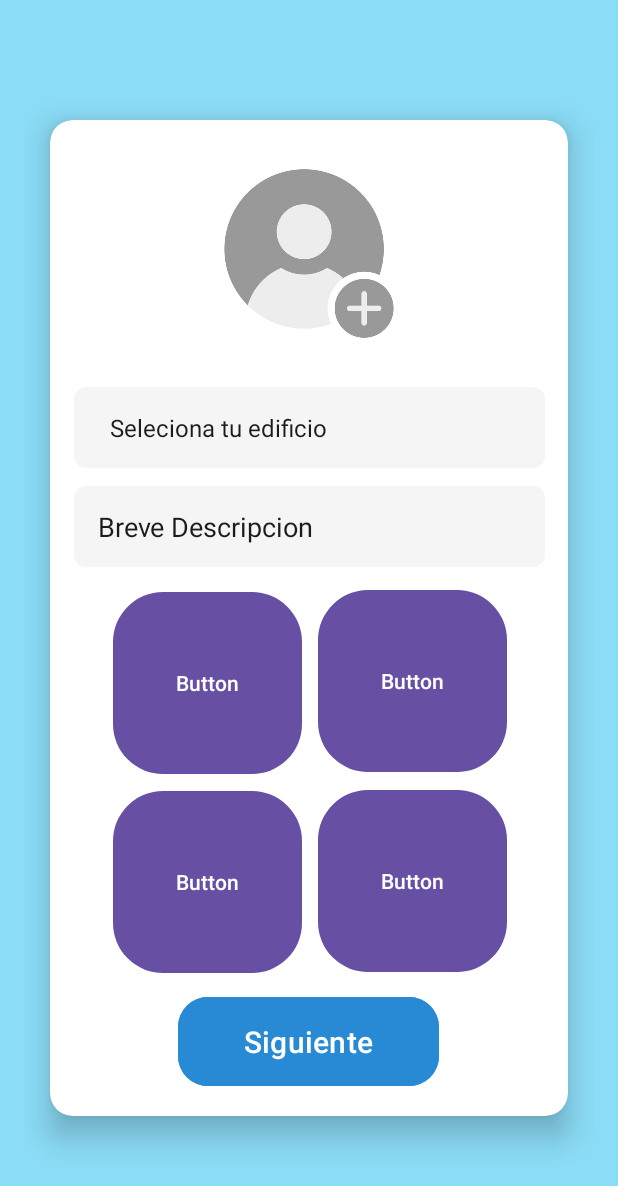
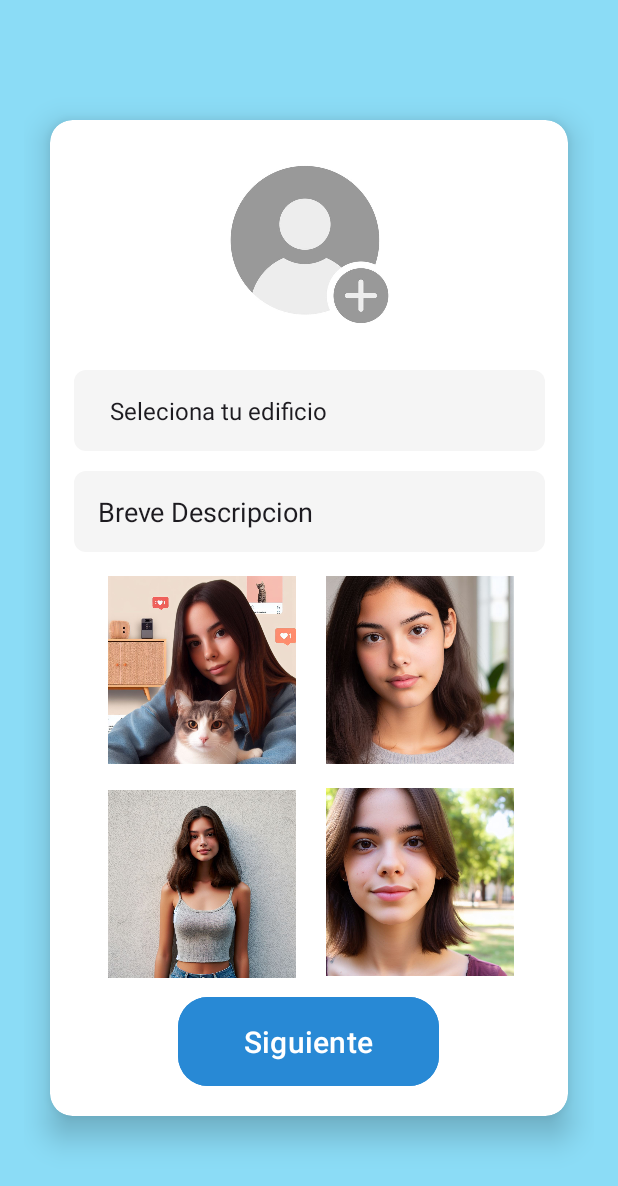
Before and after one commit to sergioGC17/Matchuax, an Android app: the Registro_de_sesion_4 screen opened directly, with no data from a screen before it, on a phone screen of 412 x 824 dp. Shown: the top 1186 px of the screen. Run offline under Robolectric (Android 15) with nearby library versions, the light colour scheme and no system bars.

Commit message:
matchuax

```diff
--- a/MatchuaxApp/app/src/main/res/layout/activity_registro_de_sesion4.xml
+++ b/MatchuaxApp/app/src/main/res/layout/activity_registro_de_sesion4.xml
@@ -53,83 +53,26 @@
                 app:layout_constraintHorizontal_bias="0.516"
                 app:layout_constraintStart_toStartOf="parent"
                 app:layout_constraintTop_toTopOf="parent"
-                app:layout_constraintVertical_bias="0.191" />
+                app:layout_constraintVertical_bias="0.17" />
 
             <ImageView
-                android:id="@+id/registro_fotoperfil"
-                android:layout_width="185dp"
-                android:layout_height="178dp"
+                android:id="@+id/fotoperfil"
+                android:layout_width="187dp"
+                android:layout_height="166dp"
+                android:contentDescription="@string/fotoperfil"
                 app:layout_constraintBottom_toBottomOf="@+id/siguiente"
                 app:layout_constraintEnd_toEndOf="parent"
                 app:layout_constraintStart_toStartOf="parent"
                 app:layout_constraintTop_toTopOf="parent"
                 app:layout_constraintVertical_bias="0.0"
-                app:srcCompat="@drawable/fotoperfil"
-                android:contentDescription="@string/fotoperfil" />
-
-            <Button
-                android:id="@+id/button2"
-                android:layout_width="126dp"
-                android:layout_height="129dp"
-                android:layout_marginStart="8dp"
-                android:text="@string/button"
-                app:cornerRadius="50px"
-                app:layout_constraintBottom_toBottomOf="parent"
-                app:layout_constraintEnd_toEndOf="parent"
-                app:layout_constraintHorizontal_bias="0.808"
-                app:layout_constraintStart_toStartOf="parent"
-                app:layout_constraintTop_toTopOf="parent"
-                app:layout_constraintVertical_bias="0.828" />
-
-            <Button
-                android:id="@+id/button4"
-                android:layout_width="126dp"
-                android:layout_height="129dp"
-                android:layout_marginStart="8dp"
-                android:layout_marginTop="16dp"
-                android:text="@string/button"
-                app:cornerRadius="50px"
-                app:layout_constraintBottom_toBottomOf="parent"
-                app:layout_constraintEnd_toEndOf="parent"
-                app:layout_constraintHorizontal_bias="0.808"
-                app:layout_constraintStart_toStartOf="parent"
-                app:layout_constraintTop_toTopOf="parent"
-                app:layout_constraintVertical_bias="0.566" />
-
-            <Button
-                android:id="@+id/button5"
-                android:layout_width="126dp"
-                android:layout_height="129dp"
-                android:layout_marginTop="16dp"
-                android:layout_marginEnd="8dp"
-                android:text="@string/button"
-                app:cornerRadius="50px"
-                app:layout_constraintBottom_toBottomOf="parent"
-                app:layout_constraintEnd_toEndOf="parent"
-                app:layout_constraintHorizontal_bias="0.2"
-                app:layout_constraintStart_toStartOf="parent"
-                app:layout_constraintTop_toTopOf="parent"
-                app:layout_constraintVertical_bias="0.568" />
-
-            <Button
-                android:id="@+id/button3"
-                android:layout_width="126dp"
-                android:layout_height="129dp"
-                android:layout_marginEnd="8dp"
-                android:text="@string/button"
-                app:cornerRadius="50px"
-                app:layout_constraintBottom_toBottomOf="parent"
-                app:layout_constraintEnd_toEndOf="parent"
-                app:layout_constraintHorizontal_bias="0.2"
-                app:layout_constraintStart_toStartOf="parent"
-                app:layout_constraintTop_toTopOf="parent"
-                app:layout_constraintVertical_bias="0.829" />
+                app:srcCompat="@drawable/fotoperfil" />
 
             <EditText
                 android:id="@+id/Descripcion"
                 android:layout_width="314dp"
                 android:layout_height="54dp"
                 android:layout_marginTop="8dp"
+                android:autofillHints=""
                 android:background="@drawable/fondo_edittext"
                 android:ems="10"
                 android:inputType="text"
@@ -141,8 +84,55 @@
                 app:layout_constraintHorizontal_bias="0.516"
                 app:layout_constraintStart_toStartOf="parent"
                 app:layout_constraintTop_toTopOf="parent"
-                app:layout_constraintVertical_bias="0.392"
-                android:autofillHints="" />
+                app:layout_constraintVertical_bias="0.375" />
+
+            <ImageView
+                android:id="@+id/imageView2"
+                android:layout_width="125dp"
+                android:layout_height="125dp"
+                app:layout_constraintBottom_toBottomOf="parent"
+                app:layout_constraintEnd_toEndOf="parent"
+                app:layout_constraintHorizontal_bias="0.177"
+                app:layout_constraintStart_toStartOf="parent"
+                app:layout_constraintTop_toTopOf="parent"
+                app:layout_constraintVertical_bias="0.564"
+                app:srcCompat="@drawable/paula" />
+
+            <ImageView
+                android:id="@+id/imageView3"
+                android:layout_width="125dp"
+                android:layout_height="125dp"
+                app:layout_constraintBottom_toBottomOf="parent"
+                app:layout_constraintEnd_toEndOf="parent"
+                app:layout_constraintHorizontal_bias="0.836"
+                app:layout_constraintStart_toStartOf="parent"
+                app:layout_constraintTop_toTopOf="parent"
+                app:layout_constraintVertical_bias="0.564"
+                app:srcCompat="@drawable/maria" />
+
+            <ImageView
+                android:id="@+id/imageView4"
+                android:layout_width="125dp"
+                android:layout_height="125dp"
+                app:layout_constraintBottom_toBottomOf="parent"
+                app:layout_constraintEnd_toEndOf="parent"
+                app:layout_constraintHorizontal_bias="0.177"
+                app:layout_constraintStart_toStartOf="parent"
+                app:layout_constraintTop_toTopOf="parent"
+                app:layout_constraintVertical_bias="0.829"
+                app:srcCompat="@drawable/teresa" />
+
+            <ImageView
+                android:id="@+id/imageView6"
+                android:layout_width="125dp"
+                android:layout_height="125dp"
+                app:layout_constraintBottom_toBottomOf="parent"
+                app:layout_constraintEnd_toEndOf="parent"
+                app:layout_constraintHorizontal_bias="0.836"
+                app:layout_constraintStart_toStartOf="parent"
+                app:layout_constraintTop_toTopOf="parent"
+                app:layout_constraintVertical_bias="0.827"
+                app:srcCompat="@drawable/lucia" />
 
         </androidx.constraintlayout.widget.ConstraintLayout>
 
```
